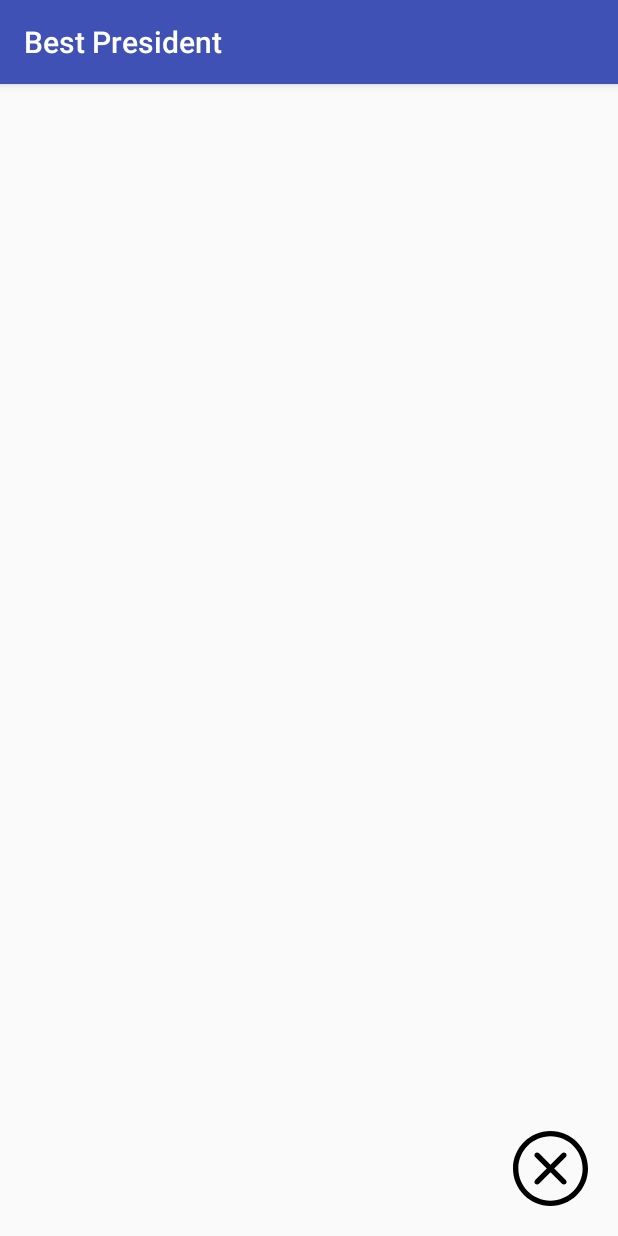
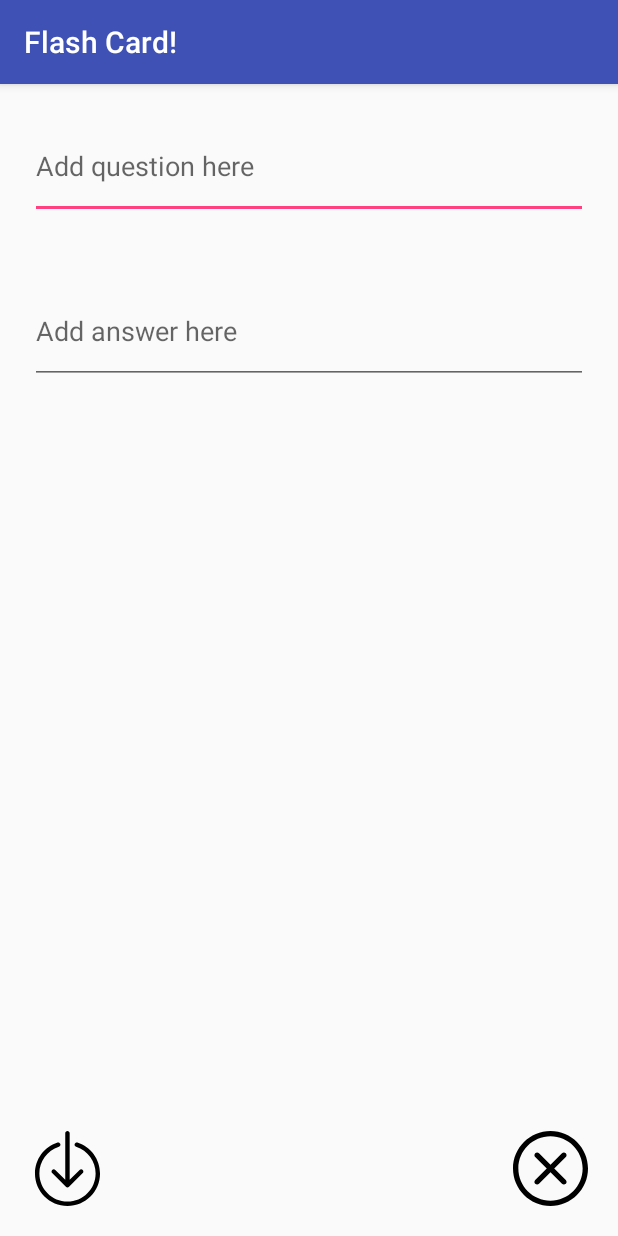
Before and after one commit to RobotPirate/FlashcardApp, an Android app: the AddCardActivity screen opened directly, with no data from a screen before it, on a phone screen of 412 x 824 dp. Run offline under Robolectric (Android 15) with nearby library versions, the phone set to English and light mode, and no system bars.

Commit message:
Lab2 v1 finished

```diff
--- a/app/src/main/java/com/example/cerina/flashcardapp/AddCardActivity.java
+++ b/app/src/main/java/com/example/cerina/flashcardapp/AddCardActivity.java
@@ -4,7 +4,10 @@ import android.media.Image;
 import android.support.v7.app.AppCompatActivity;
 import android.os.Bundle;
 import android.view.View;
+import android.widget.EditText;
 import android.widget.ImageView;
+import android.content.Intent;
+
 
 public class AddCardActivity extends AppCompatActivity {
 
@@ -21,5 +24,24 @@ public class AddCardActivity extends AppCompatActivity {
             }
         });
 
+        ImageView saveButton = findViewById(R.id.saveButton);
+        saveButton.setOnClickListener(new View.OnClickListener() {
+            @Override
+            public void onClick(View v) {
+                //Grab the 2 strings from input
+                String questionInput = ((EditText) findViewById(R.id.addQuestionText)).getText().toString();
+                String answerInput = ((EditText) findViewById(R.id.addAnswerText)).getText().toString();
+
+                //Put strings into Intent to pass to MainActivity
+                Intent data = new Intent(); // create a new Intent, this is where we will put our data
+                data.putExtra("question", questionInput); // puts one string into the Intent, with the key as 'question'
+                data.putExtra("answer", answerInput); // puts another string into the Intent, with the key as 'answer'
+                setResult(RESULT_OK, data); // set result code and bundle data for response
+
+
+                finish(); // closes and pass data to the original activity that launched this activity (MainActivity)
+            }
+        });
+
     }
 }
--- a/app/src/main/res/drawable/card_background.xml
+++ b/app/src/main/res/drawable/card_background.xml
@@ -2,6 +2,6 @@
 <shape xmlns:android="http://schemas.android.com/apk/res/android"
     android:shape="rectangle">
     <corners android:radius="50dp" />
-    <stroke android:color="#2C772C" android:width="10dp" />
+    <stroke android:color="#ffffff" android:width="10dp" />
     <solid android:color="#ffffff" />
 </shape>
--- /dev/null
+++ b/app/src/main/res/drawable/ic_download.xml
@@ -0,0 +1,12 @@
+<vector xmlns:android="http://schemas.android.com/apk/res/android"
+    android:width="456.556dp"
+    android:height="456.556dp"
+    android:viewportWidth="456.556"
+    android:viewportHeight="456.556">
+  <path
+      android:fillColor="#FF000000"
+      android:pathData="M228.04,343.246c-3.434,0 -6.875,-1.311 -9.494,-3.934l-83.471,-83.471c-5.245,-5.242 -5.245,-13.746 0,-18.988c5.245,-5.245 13.743,-5.245 18.988,0l60.549,60.545V13.428C214.612,6.011 220.623,0 228.04,0c7.413,0 13.428,6.011 13.428,13.428v282.97l60.629,-59.626c5.266,-5.186 13.736,-5.137 18.946,0.119c5.21,5.249 5.189,13.722 -0.035,18.95l-83.471,83.471C234.915,341.934 231.474,343.246 228.04,343.246z"/>
+  <path
+      android:fillColor="#FF000000"
+      android:pathData="M228.278,456.556c-109.194,0 -198.03,-88.835 -198.03,-198.03c0,-86.433 55.255,-162.225 137.491,-188.602c7.05,-2.262 14.621,1.626 16.89,8.686c2.262,7.064 -1.626,14.624 -8.686,16.89c-71.082,22.796 -118.839,88.311 -118.839,163.026c0,94.385 76.789,171.174 171.174,171.174c94.388,0 171.174,-76.789 171.174,-171.174c0,-74.715 -47.761,-140.229 -118.839,-163.026c-7.064,-2.266 -10.952,-9.826 -8.686,-16.89c2.259,-7.053 9.805,-10.952 16.883,-8.686c82.24,26.377 137.498,102.169 137.498,188.602C426.308,367.721 337.472,456.556 228.278,456.556z"/>
+</vector>
--- a/app/src/main/res/layout/activity_add_card.xml
+++ b/app/src/main/res/layout/activity_add_card.xml
@@ -5,6 +5,34 @@
     android:layout_height="match_parent"
     tools:context=".AddCardActivity"
     >
+
+    <EditText
+    android:id="@+id/addQuestionText"
+    android:layout_width="match_parent"
+    android:layout_height="70dp"
+    android:layout_margin="20dp"
+    android:hint="Add question here" />
+
+    <EditText
+        android:layout_below="@+id/addQuestionText"
+        android:id="@+id/addAnswerText"
+        android:layout_width="match_parent"
+        android:layout_height="70dp"
+        android:layout_margin="20dp"
+        android:hint="Add answer here" />
+
+
+    <ImageView
+        android:id="@+id/saveButton"
+        android:src="@drawable/ic_download"
+        android:layout_width="50dp"
+        android:layout_height="50dp"
+        android:layout_alignParentBottom="true"
+        android:layout_alignParentLeft="true"
+        android:layout_marginLeft="20dp"
+        android:layout_marginBottom="20dp"
+        />
+
 
     <ImageView
     android:id="@+id/closeButton"
--- a/app/src/main/res/values/strings.xml
+++ b/app/src/main/res/values/strings.xml
@@ -1,5 +1,5 @@
 <resources>
-    <string name="app_name">Best President</string>
+    <string name="app_name">Flash Card!</string>
     <string name="q1">Who is the 44th president of the United States?</string>
     <string name="a1">Barack Obama</string>
     <string name="george_bush">George Bush</string>
```
Also changed, not shown: app/src/main/java/com/example/cerina/flashcardapp/MainActivity.java (+17 -2 lines), 2 other files.
